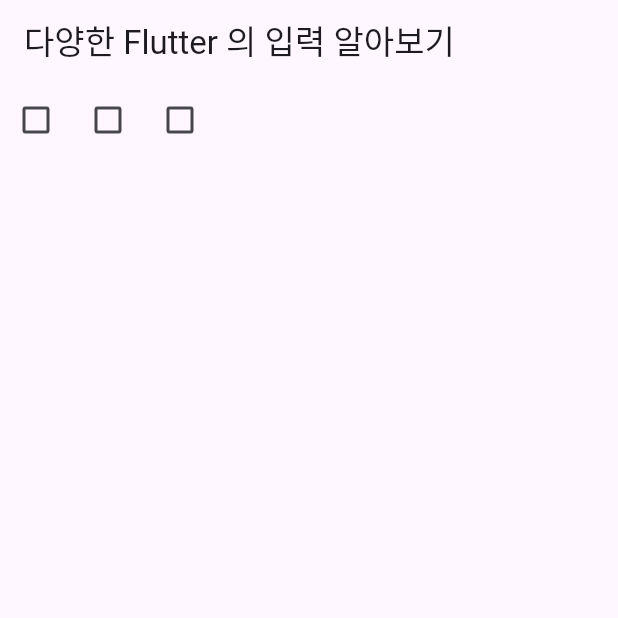
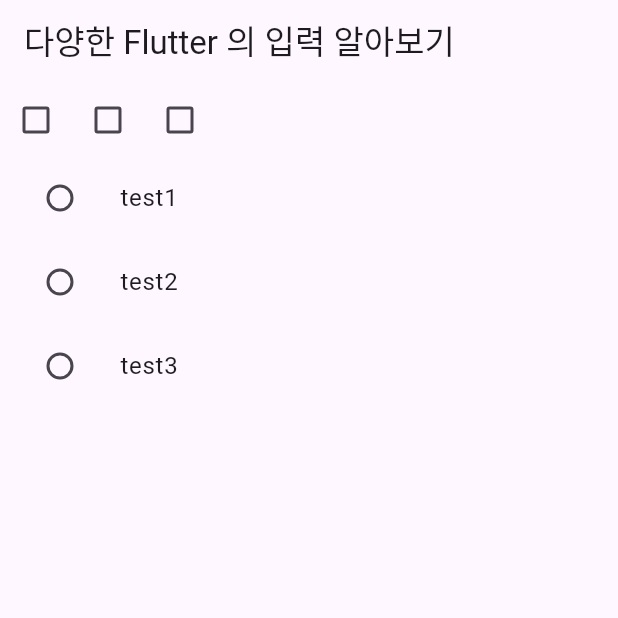
Before and after one commit to HiddenEvent/first_app, a Flutter app: the screen it shows after launch, on a phone screen of 412 x 824 dp, the top half of it. Run offline on Flutter 3.47's test engine with Material 3 defaults, Android fonts, the phone set to English and light mode, and no system bars.

Commit message:
[Radio 위젯]

```diff
--- a/lib/main.dart
+++ b/lib/main.dart
@@ -21,6 +21,7 @@ class Body extends StatelessWidget {
     return const Column(
       children: [
         TestCheckBox(),
+        TestRadioButton(),
       ],
     );
   }
@@ -35,6 +36,7 @@ class TestCheckBox extends StatefulWidget {
 
 class _TestCheckBoxState extends State<TestCheckBox> {
   late List<bool> values;
+
   @override
   void initState() {
     super.initState();
@@ -58,3 +60,52 @@ class _TestCheckBoxState extends State<TestCheckBox> {
     });
   }
 }
+
+class TestRadioButton extends StatefulWidget {
+  const TestRadioButton({super.key});
+
+  @override
+  State<TestRadioButton> createState() => _TestRadioButtonState();
+}
+
+enum TestRadioValue {
+  test1,
+  test2,
+  test3;
+}
+
+class _TestRadioButtonState extends State<TestRadioButton> {
+  TestRadioValue? selectValue;
+
+  @override
+  Widget build(BuildContext context) {
+    return Column(
+      children: [
+        ListTile(
+          title: const Text('test1'),
+          leading: Radio<TestRadioValue>(
+            value: TestRadioValue.test1,
+            groupValue: selectValue,
+            onChanged: (value) => setState(() => selectValue = value!),
+          ),
+        ),
+        ListTile(
+          title: const Text('test2'),
+          leading: Radio<TestRadioValue>(
+            value: TestRadioValue.test2,
+            groupValue: selectValue,
+            onChanged: (value) => setState(() => selectValue = value!),
+          ),
+        ),
+        ListTile(
+          title: const Text('test3'),
+          leading: Radio<TestRadioValue>(
+            value: TestRadioValue.test3,
+            groupValue: selectValue,
+            onChanged: (value) => setState(() => selectValue = value!),
+          ),
+        ),
+      ],
+    );
+  }
+}
```
